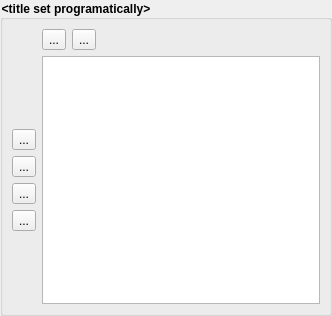
labscript-suite/lyse, file lyse/user_interface/routinebox.ui: the form before one commit.
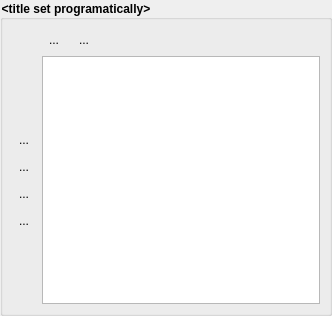
The form after the commit. Icons and pictures are not drawn. Custom widgets are drawn as their Qt base class.

Commit message: Draw the flat buttons with the Qt style instead of a style sheet

Diff of the .ui file:
```diff
--- a/lyse/user_interface/routinebox.ui
+++ b/lyse/user_interface/routinebox.ui
@@ -52,6 +52,9 @@
            <iconset resource="../../Anaconda/Lib/site-packages/qtutils/icons/icons.qrc">
             <normaloff>:/qtutils/fugue/plus.png</normaloff>:/qtutils/fugue/plus.png</iconset>
           </property>
+          <property name="autoRaise">
+           <bool>true</bool>
+          </property>
          </widget>
         </item>
         <item>
@@ -66,6 +69,9 @@
            <iconset resource="../../Anaconda/Lib/site-packages/qtutils/icons/icons.qrc">
             <normaloff>:/qtutils/fugue/minus.png</normaloff>:/qtutils/fugue/minus.png</iconset>
           </property>
+          <property name="autoRaise">
+           <bool>true</bool>
+          </property>
          </widget>
         </item>
         <item>
@@ -110,6 +116,9 @@
            <iconset resource="../../Anaconda/Lib/site-packages/qtutils/icons/icons.qrc">
             <normaloff>:/qtutils/fugue/arrow-stop-090.png</normaloff>:/qtutils/fugue/arrow-stop-090.png</iconset>
           </property>
+          <property name="autoRaise">
+           <bool>true</bool>
+          </property>
          </widget>
         </item>
         <item>
@@ -124,6 +133,9 @@
            <iconset resource="../../Anaconda/Lib/site-packages/qtutils/icons/icons.qrc">
             <normaloff>:/qtutils/fugue/arrow-090.png</normaloff>:/qtutils/fugue/arrow-090.png</iconset>
           </property>
+          <property name="autoRaise">
+           <bool>true</bool>
+          </property>
          </widget>
         </item>
         <item>
@@ -138,6 +150,9 @@
            <iconset resource="../../Anaconda/Lib/site-packages/qtutils/icons/icons.qrc">
             <normaloff>:/qtutils/fugue/arrow-270.png</normaloff>:/qtutils/fugue/arrow-270.png</iconset>
           </property>
+          <property name="autoRaise">
+           <bool>true</bool>
+          </property>
          </widget>
         </item>
         <item>
@@ -152,6 +167,9 @@
            <iconset resource="../../Anaconda/Lib/site-packages/qtutils/icons/icons.qrc">
             <normaloff>:/qtutils/fugue/arrow-stop-270.png</normaloff>:/qtutils/fugue/arrow-stop-270.png</iconset>
           </property>
+          <property name="autoRaise">
+           <bool>true</bool>
+          </property>
          </widget>
         </item>
         <item>
```
The commit also changes 3 other files.
